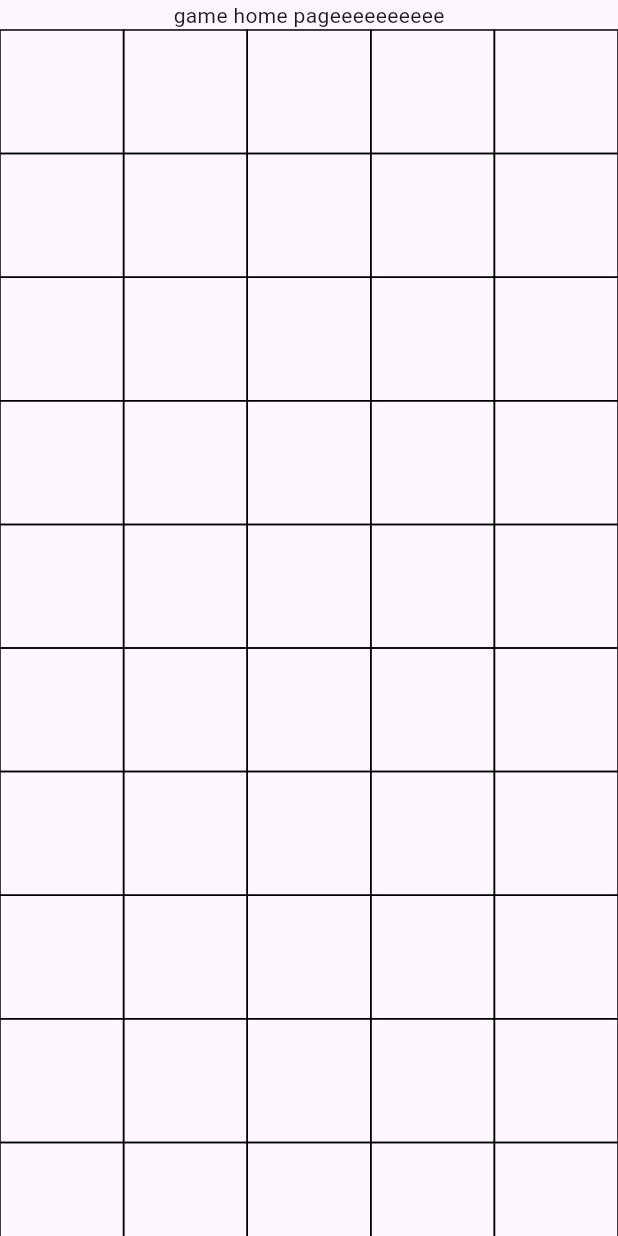
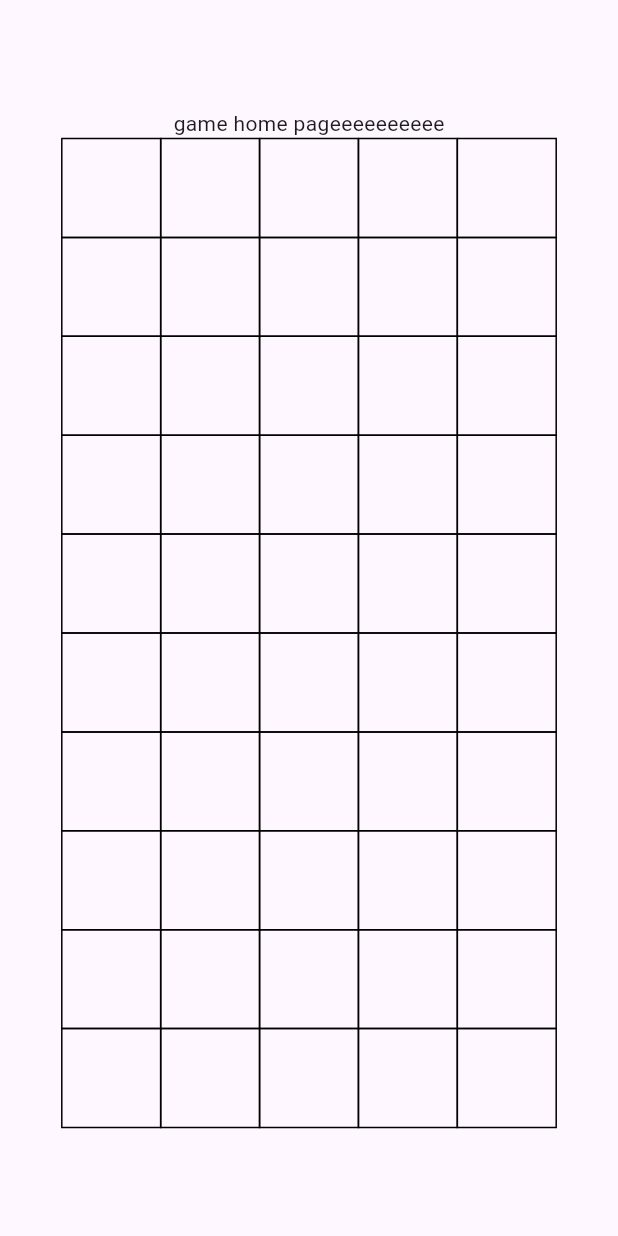
Before and after one commit to stefaniamak/nonogram, a Flutter app: the screen it shows after launch, on a phone screen of 412 x 824 dp. Run offline on Flutter 3.47's test engine with Material 3 defaults, Android fonts, the phone set to English and light mode, and no system bars; our stand-ins replace built_collection, built_value, flutter_hooks, go_router.

Commit message:
makes draft fix of proportions and adds issue todo

```diff
--- a/lib/painters/nonogram_grid.dart
+++ b/lib/painters/nonogram_grid.dart
@@ -15,13 +15,12 @@ class NonogramGrid extends HookWidget {
     Nonogram draftNono = Nonograms().dancer;
     var nonogramState = useNonogramState(draftNono);
 
-    final double puzzleWidth = MediaQuery.of(context).size.width;
-    final double puzzleHeight = MediaQuery.of(context).size.height;
+    // todo: find grid height and width #16 https://github.com/stefaniamak/nonogram/issues/16
+    final double puzzleWidth = MediaQuery.of(context).size.width * 80 / 100;
     final double gridSize = puzzleWidth / nonogramState.nonogram.width;
     return Center(
       child: Container(
         width: puzzleWidth,
-        height: gridSize * nonogramState.nonogram.height,
         child: GridView.builder(
           itemCount:
               nonogramState.nonogram.width * nonogramState.nonogram.height,
@@ -43,6 +42,7 @@ class NonogramGrid extends HookWidget {
           },
           padding: EdgeInsets.zero,
           shrinkWrap: true,
+          physics: const NeverScrollableScrollPhysics(),
         ),
       ),
     );
```
